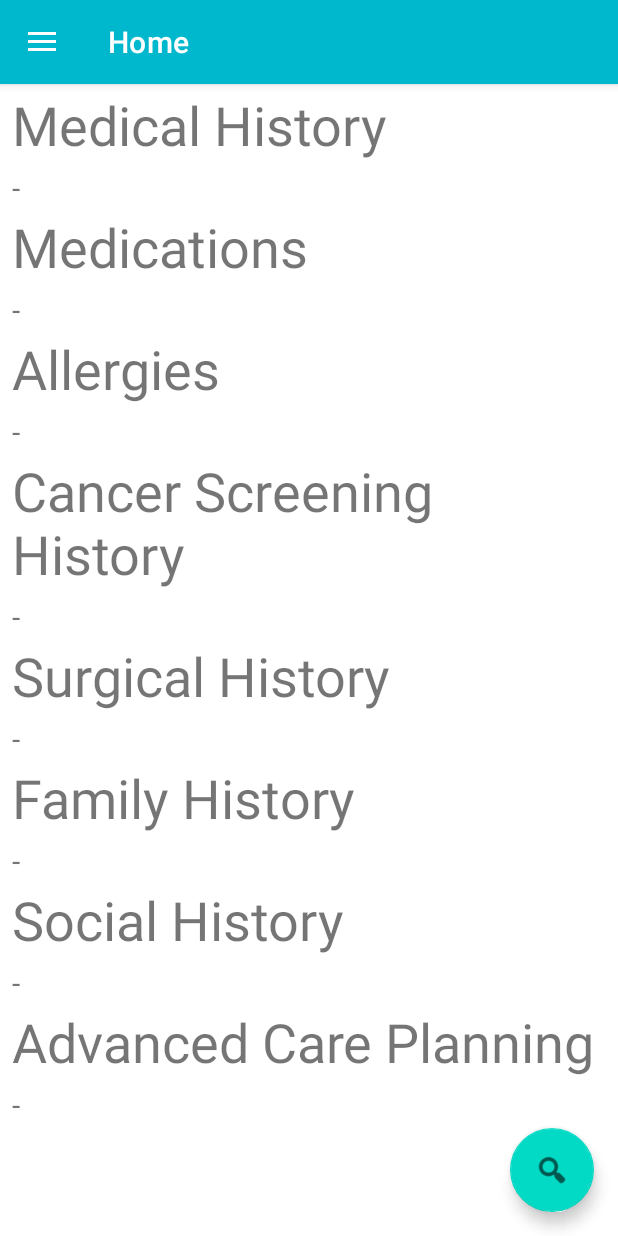
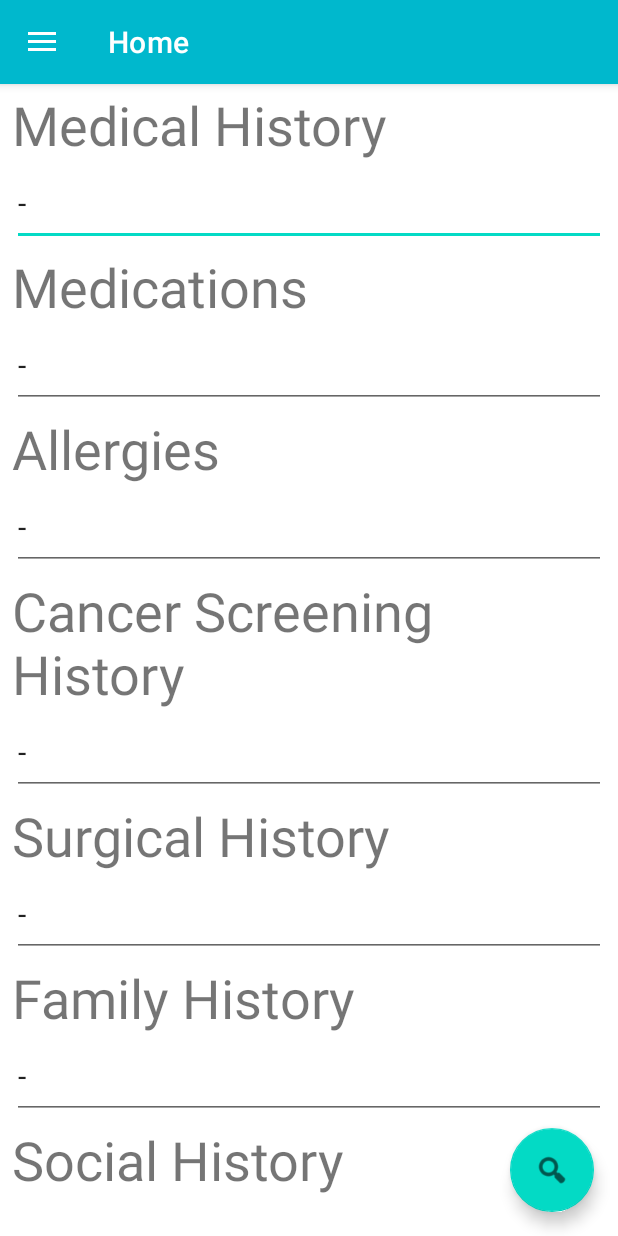
Before and after one commit to wan9william/DocuCare, an Android app: the screen it shows after launch (MainActivity), on a phone screen of 412 x 824 dp. Run offline under Robolectric (Android 15) with nearby library versions, the light colour scheme and no system bars; our stand-ins replace navigation-ui.

Commit message:
updated to editable text

```diff
--- a/app/src/main/res/layout/fragment_home.xml
+++ b/app/src/main/res/layout/fragment_home.xml
@@ -35,9 +35,10 @@
         app:layout_constraintStart_toStartOf="parent"
         app:layout_constraintTop_toTopOf="parent"/>
 
-    <TextView
+    <EditText
         android:id="@+id/text_medical_history"
         android:text="-"
+        android:minHeight="50sp"
         android:layout_width="match_parent"
         android:layout_height="wrap_content"
         android:layout_marginStart="8dp"
@@ -46,6 +47,7 @@
         android:includeFontPadding="false"
         android:gravity="start"
         android:textSize="20sp"
+        android:inputType="text"
         app:layout_constraintStart_toStartOf="parent"
         app:layout_constraintTop_toBottomOf="@+id/text_medical_history_title"/>
 
@@ -63,9 +65,10 @@
         app:layout_constraintStart_toStartOf="parent"
         app:layout_constraintTop_toBottomOf="@+id/text_medical_history"/>
 
-    <TextView
+    <EditText
         android:id="@+id/text_medications"
         android:text="-"
+        android:minHeight="50sp"
         android:layout_width="match_parent"
         android:layout_height="wrap_content"
         android:layout_marginStart="8dp"
@@ -74,6 +77,7 @@
         android:includeFontPadding="false"
         android:gravity="start"
         android:textSize="20sp"
+        android:inputType="text"
         app:layout_constraintStart_toStartOf="parent"
         app:layout_constraintTop_toBottomOf="@+id/text_medications_title"/>
 
@@ -91,9 +95,10 @@
         app:layout_constraintStart_toStartOf="parent"
         app:layout_constraintTop_toBottomOf="@+id/text_medications"/>
 
-    <TextView
+    <EditText
         android:id="@+id/text_allergies"
         android:text="-"
+        android:minHeight="50sp"
         android:layout_width="match_parent"
         android:layout_height="wrap_content"
         android:layout_marginStart="8dp"
@@ -102,6 +107,7 @@
         android:includeFontPadding="false"
         android:gravity="start"
         android:textSize="20sp"
+        android:inputType="text"
         app:layout_constraintStart_toStartOf="parent"
         app:layout_constraintTop_toBottomOf="@+id/text_allergies_title"/>
 
@@ -119,9 +125,10 @@
         app:layout_constraintStart_toStartOf="parent"
         app:layout_constraintTop_toBottomOf="@+id/text_allergies"/>
 
-    <TextView
+    <EditText
         android:id="@+id/text_cancer_screening"
         android:text="-"
+        android:minHeight="50sp"
         android:layout_width="match_parent"
         android:layout_height="wrap_content"
         android:layout_marginStart="8dp"
@@ -147,9 +154,10 @@
         app:layout_constraintStart_toStartOf="parent"
         app:layout_constraintTop_toBottomOf="@+id/text_cancer_screening"/>
 
-    <TextView
+    <EditText
         android:id="@+id/text_surgical_history"
         android:text="-"
+        android:minHeight="50sp"
         android:layout_width="match_parent"
         android:layout_height="wrap_content"
         android:layout_marginStart="8dp"
@@ -175,9 +183,10 @@
         app:layout_constraintStart_toStartOf="parent"
         app:layout_constraintTop_toBottomOf="@+id/text_surgical_history"/>
 
-    <TextView
+    <EditText
         android:id="@+id/text_family_history"
         android:text="-"
+        android:minHeight="50sp"
         android:layout_width="match_parent"
         android:layout_height="wrap_content"
         android:layout_marginStart="8dp"
@@ -186,6 +195,7 @@
         android:includeFontPadding="false"
         android:gravity="start"
         android:textSize="20sp"
+        android:inputType="text"
         app:layout_constraintStart_toStartOf="parent"
         app:layout_constraintTop_toBottomOf="@+id/text_family_history_title"/>
 
@@ -203,9 +213,10 @@
         app:layout_constraintStart_toStartOf="parent"
         app:layout_constraintTop_toBottomOf="@+id/text_family_history"/>
 
-    <TextView
+    <EditText
         android:id="@+id/text_social_history"
         android:text="-"
+        android:minHeight="50sp"
         android:layout_width="match_parent"
         android:layout_height="wrap_content"
         android:layout_marginStart="8dp"
@@ -214,6 +225,7 @@
         android:includeFontPadding="false"
         android:gravity="start"
         android:textSize="20sp"
+        android:inputType="text"
         app:layout_constraintStart_toStartOf="parent"
         app:layout_constraintTop_toBottomOf="@+id/text_social_history_title"/>
 
@@ -231,9 +243,10 @@
         app:layout_constraintStart_toStartOf="parent"
         app:layout_constraintTop_toBottomOf="@+id/text_social_history"/>
 
-    <TextView
+    <EditText
         android:id="@+id/text_advanced_care_planning"
         android:text="-"
+        android:minHeight="50sp"
         android:layout_width="match_parent"
         android:layout_height="wrap_content"
         android:layout_marginStart="8dp"
@@ -242,6 +255,7 @@
         android:includeFontPadding="false"
         android:gravity="start"
         android:textSize="20sp"
+        android:inputType="text"
         app:layout_constraintStart_toStartOf="parent"
         app:layout_constraintTop_toBottomOf="@+id/text_advanced_care_planning_title"/>
 </androidx.constraintlayout.widget.ConstraintLayout>
```
